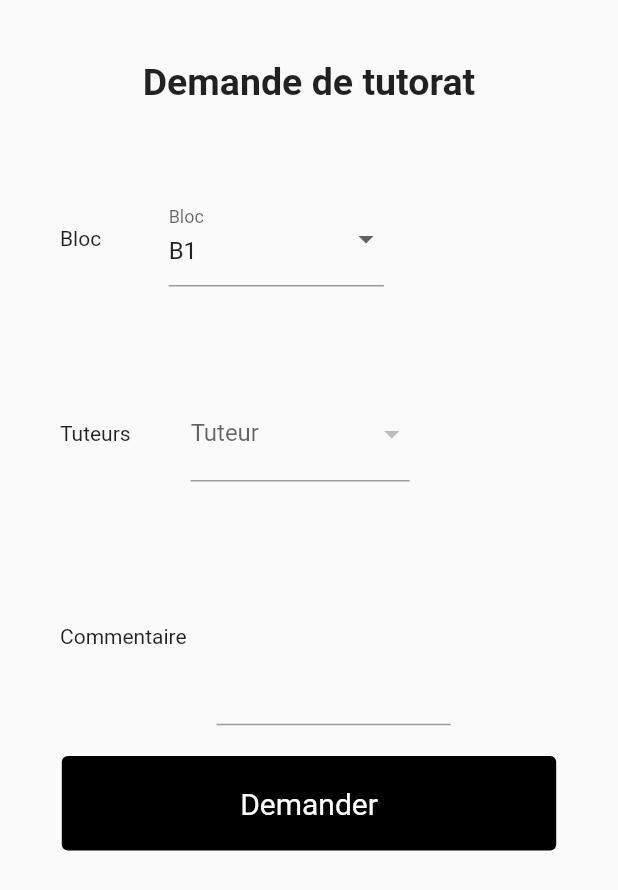
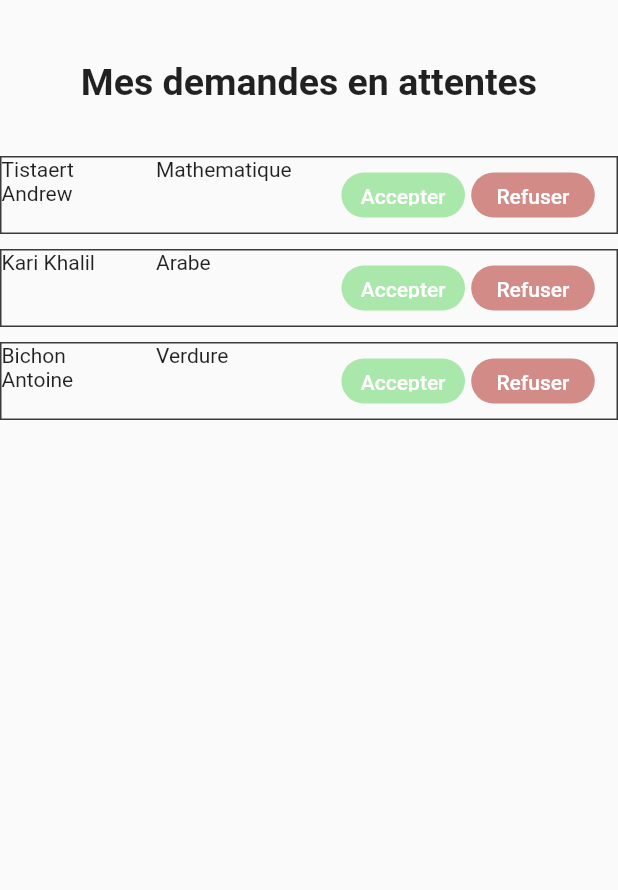
Before and after one commit to jkom4/TUnderMobile, a Flutter app: the screen it shows after launch, on a phone screen of 412 x 824 dp. Shown: the top 890 px of the screen. Run offline on Flutter 3.47's test engine with Material 2 defaults, Android fonts, the phone set to English and light mode, and no system bars; our stand-ins replace flutter_dotenv, flutter_svg.

Commit message:
Mes demandes UI

```diff
--- /dev/null
+++ b/lib/components/demande_item.dart
@@ -0,0 +1,64 @@
+import 'package:flutter/material.dart';
+
+class DemandeItem extends StatefulWidget {
+  const DemandeItem(
+      {super.key,
+      required this.nom,
+      required this.prenom,
+      required this.cours});
+  final String nom, prenom, cours;
+
+  @override
+  State<DemandeItem> createState() => _DemandeItemState();
+}
+
+class _DemandeItemState extends State<DemandeItem> {
+  _DemandeItemState();
+
+  @override
+  Widget build(BuildContext context) {
+    double width = MediaQuery.of(context).size.width;
+    return Container(
+      decoration: BoxDecoration(
+          border: Border.all(color: Color.fromARGB(255, 60, 59, 59), width: 1)),
+      child: Row(
+        mainAxisAlignment: MainAxisAlignment.start,
+        children: [
+          SizedBox(
+              width: width * 0.20,
+              height: 50,
+              child: Text("${widget.nom} ${widget.prenom}")),
+          SizedBox(width: width * .05),
+          SizedBox(width: width * .25, height: 50, child: Text(widget.cours)),
+          SizedBox(width: width * .05),
+          SizedBox(
+              width: width * .20,
+              height: 30,
+              child: TextButton(
+                  onPressed: () {},
+                  style: ButtonStyle(
+                      foregroundColor: MaterialStateProperty.all(Colors.white),
+                      backgroundColor: MaterialStateProperty.all(
+                          Color.fromARGB(121, 80, 209, 84)),
+                      shape: MaterialStateProperty.all(RoundedRectangleBorder(
+                          borderRadius: BorderRadius.circular(24)))),
+                  child: const Text("Accepter"))),
+          SizedBox(width: width * .01),
+          SizedBox(
+              width: width * .20,
+              height: 30,
+              child: TextButton(
+                onPressed: () {},
+                style: ButtonStyle(
+                    foregroundColor: MaterialStateProperty.all(Colors.white),
+                    backgroundColor: MaterialStateProperty.all(
+                        Color.fromARGB(133, 173, 38, 28)),
+                    shape: MaterialStateProperty.all(RoundedRectangleBorder(
+                        borderRadius: BorderRadius.circular(24)))),
+                child: const Text("Refuser"),
+              ))
+        ],
+      ),
+    );
+  }
+}
--- a/lib/main.dart
+++ b/lib/main.dart
@@ -5,7 +5,8 @@ import 'package:flutter_dotenv/flutter_dotenv.dart';
 import 'package:flutter_svg/flutter_svg.dart';
 import 'package:tunder/model/environment.dart';
 import 'package:tunder/view/MyHomePage.dart';
-import 'package:tunder/view/demande_tutorat.dart';
+import 'package:tunder/view/demande_tutorat_view.dart';
+import 'package:tunder/view/mes_demandes_view.dart';
 
 Future<void> main() async {
   await dotenv.load(fileName: '.env.development');
@@ -34,7 +35,7 @@ class MyApp extends StatelessWidget {
       theme: ThemeData(
         primarySwatch: Colors.grey,
       ),
-      home: DemandeTutorat(),
+      home: MesDemandes(),
     );
   }
 }
--- a/lib/model/demande.dart
+++ b/lib/model/demande.dart
@@ -1,52 +1,38 @@
-// ignore_for_file: unnecessary_this
-
-import 'dart:ffi';
-
 import 'package:tunder/model/cours.dart';
 import 'package:tunder/model/rencontre.dart';
 import 'package:tunder/model/utilisateur.dart';
 
 class Demande {
-  late int id;
   String? commentaire;
   late String etat;
   late DateTime dateDemande;
-  late int gestionnaireId;
-  late int demandeurId;
-  late int coursID;
-  int? rencontreId;
+  late Utilisateur? gestionnaire;
+  late Utilisateur? demandeur;
+  late Cours cours;
+  Rencontre? rencontre;
 
-  Demande(DateTime date, int demandeurId, int gestionnaireId, int coursId) {
+  Demande(DateTime date, String etat, Utilisateur? demandeur,
+      Utilisateur? gestionnaire, Cours cours, Rencontre? recontre) {
     setDate = date;
-    this.setEtat = "waiting";
-    this.setGestionnaire = gestionnaireId;
-    this.setDemandeur = demandeurId;
-    this.setCours = coursId;
+    setEtat = etat;
+    setGestionnaire = gestionnaire;
+    setDemandeur = demandeur;
+    setCours = cours;
+    rencontre = rencontre;
   }
 
   Demande.fromJson(Map<String, dynamic> json) {
-    setId = int.parse(json['id']);
     setCommentaire = json['commentaire'];
     setEtat = json['etat'];
     setDate = DateTime.parse(json['dateDemande']);
-    setGestionnaire = int.parse(json['gestionnaireId']);
-    setDemandeur = int.parse(json['demandeurId']);
-    setCours = int.parse(json['cours']);
-    setRencontre = int.parse(json[rencontreId]);
-  }
-
-  int get getId {
-    return this.id;
-  }
-
-  set setId(int id) {
-    if (id > 0) {
-      this.id = id;
-    }
+    setGestionnaire = Utilisateur.fromJson(json['gestionnaire']);
+    setDemandeur = Utilisateur.fromJson(json['gestionnaire']);
+    setCours = Cours.fromJson(json['cours']);
+    setRencontre = Rencontre.fromJson(json[rencontre]);
   }
 
   String? get getCommentaire {
-    return this.commentaire;
+    return commentaire;
   }
 
   set setCommentaire(String commentaire) {
@@ -56,7 +42,7 @@ class Demande {
   }
 
   String? get getEtat {
-    return this.etat;
+    return etat;
   }
 
   set setEtat(String etat) {
@@ -69,50 +55,42 @@ class Demande {
   }
 
   set setDate(DateTime date) {
-    this.dateDemande = date;
+    dateDemande = date;
   }
 
   DateTime get getDate {
-    return this.dateDemande;
+    return dateDemande;
   }
 
-  set setDemandeur(int demandeurId) {
-    if (demandeurId > 0) {
-      this.demandeurId = demandeurId;
-    }
+  set setDemandeur(Utilisateur? demandeur) {
+    this.demandeur = demandeur;
   }
 
-  int? get getDemandeurId {
-    return this.demandeurId;
+  Utilisateur? get getDemandeur {
+    return demandeur;
   }
 
-  set setGestionnaire(int gestionnaireId) {
-    if (gestionnaireId > 0) {
-      this.gestionnaireId = gestionnaireId;
-    }
+  set setGestionnaire(Utilisateur? gestionnaire) {
+    this.gestionnaire = gestionnaire;
   }
 
-  int? get getGestionnaireId {
-    return this.getDemandeurId;
+  Utilisateur? get getGestionnaire {
+    return gestionnaire;
   }
 
-  set setCours(int coursId) {
-    if (coursId > 0) {
-      this.coursID = coursId;
-    }
+  set setCours(Cours cours) {
+    this.cours = cours;
   }
 
-  int? get getCoursId {
-    return this.coursID;
+  Cours get getCours {
+    return cours;
   }
 
-  set setRencontre(int rencontreId) {
-    if (rencontreId > 0) {
-      this.rencontreId = rencontreId;
-    }
+  set setRencontre(Rencontre rencontre) {
+    this.rencontre = rencontre;
   }
 
-  int? get getRencontreId {
-    return this.rencontreId;
+  Rencontre? get getRencontre {
+    return rencontre;
   }
 }
--- a/lib/model/rencontre.dart
+++ b/lib/model/rencontre.dart
@@ -1,10 +1,29 @@
 import 'package:tunder/model/demande.dart';
 
 class Rencontre {
-  int id;
-  DateTime date;
-  String addresse;
-  Demande demande;
+  late DateTime date;
+  late String addresse;
 
-  Rencontre(this.id, this.date, this.addresse, this.demande);
+  Rencontre(this.date, this.addresse);
+
+  Rencontre.fromJson(json) {
+    setAddresse = json["addresse"];
+    setDate = json["date"];
+  }
+
+  set setDate(DateTime date) {
+    this.date = date;
+  }
+
+  DateTime get getDate {
+    return date;
+  }
+
+  set setAddresse(String addresse) {
+    this.addresse = addresse;
+  }
+
+  String get getAddresse {
+    return addresse;
+  }
 }
--- a/lib/model/utilisateur.dart
+++ b/lib/model/utilisateur.dart
@@ -7,7 +7,11 @@ class Utilisateur {
   late String nom;
   late String email;
 
-  Utilisateur(this.prenom, this.nom, this.email);
+  Utilisateur(String prenom, String nom, String email) {
+    setNom = nom;
+    setPrenom = prenom;
+    setEmail = email;
+  }
 
   Utilisateur.fromJson(Map<String, dynamic> json) {
     setNom = json['nom'];
--- a/lib/presenter/demande_presenter.dart
+++ b/lib/presenter/demande_presenter.dart
@@ -1,4 +1,3 @@
-import 'package:flutter/material.dart';
 import 'package:tunder/model/cours.dart';
 import 'package:tunder/model/utilisateur.dart';
 import 'package:tunder/repository/cours_repository.dart';
--- /dev/null
+++ b/lib/presenter/mes_demande_presenter.dart
@@ -0,0 +1,43 @@
+import 'package:flutter/material.dart';
+import 'package:tunder/model/cours.dart';
+import 'package:tunder/model/demande.dart';
+import 'package:tunder/model/utilisateur.dart';
+import 'package:tunder/repository/demande_repository.dart';
+import 'package:tunder/repository/i_demande_repository.dart';
+import 'package:tunder/view/i_mes_demandes.dart';
+
+class MesDemandesPresenter {
+  ImesDemandes mesDemandeView;
+  late IdemandeRepository demandeRepository = HttpDemandeRepository();
+
+  MesDemandesPresenter(this.mesDemandeView);
+
+  Future<List<Demande>> getMyWaitingDemande() {
+    //return demandeRepository.getMyWaitingDemande();
+    List<Demande> demandes = List.empty(growable: true);
+    demandes.add(Demande(
+        DateTime.now(),
+        "waiting",
+        Utilisateur("Andrew", "Tistaert", "a.tistaert@evs.com"),
+        Utilisateur("caca", "prout", "c.proute@evs.com"),
+        Cours("Mathematique", "B1"),
+        null));
+    demandes.add(Demande(
+        DateTime.now(),
+        "waiting",
+        Utilisateur("Khalil", "Kari", "K.Karim@odoo.com"),
+        Utilisateur("caca", "prout", "c.proute@evs.com"),
+        Cours("Arabe", "B4"),
+        null));
+    demandes.add(Demande(
+        DateTime.now(),
+        "waiting",
+        Utilisateur("Antoine", "Bichon", "a.Bichon@evs.com"),
+        Utilisateur("caca", "prout", "c.proute@evs.com"),
+        Cours("Verdure", "B3"),
+        null));
+    debugPrint(demandes.first.getDemandeur!.getNom);
+    return Future<List<Demande>>.delayed(
+        const Duration(seconds: 1), () => demandes);
+  }
+}
--- a/lib/repository/cours_repository.dart
+++ b/lib/repository/cours_repository.dart
@@ -8,7 +8,7 @@ import 'package:tunder/repository/i_cours_repository.dart';
 import 'package:http/http.dart' as http;
 
 class HttpCoursRepository implements IcoursRepository {
-  final String apiUrl = Environment.apiUrl;
+  static final String apiUrl = Environment.apiUrl;
 
   HttpCoursRepository();
 
--- /dev/null
+++ b/lib/repository/demande_repository.dart
@@ -0,0 +1,21 @@
+import 'package:tunder/model/demande.dart';
+import 'package:tunder/model/environment.dart';
+import 'package:tunder/repository/i_demande_repository.dart';
+
+class HttpDemandeRepository implements IdemandeRepository {
+  static final apiUrl = Environment.apiUrl;
+
+  HttpDemandeRepository();
+
+  @override
+  Future<List<Demande>> handleDemand() {
+    // TODO: implement handleDemand
+    throw UnimplementedError();
+  }
+
+  @override
+  Future<List<Demande>> getMyWaitingDemande() {
+    // TODO: implement getMyWaitingDemande
+    throw UnimplementedError();
+  }
+}
--- /dev/null
+++ b/lib/repository/i_demande_repository.dart
@@ -0,0 +1,6 @@
+import 'package:tunder/model/demande.dart';
+
+abstract class IdemandeRepository {
+  Future<List<Demande>> getMyWaitingDemande();
+  Future<List<Demande>> handleDemand();
+}
--- a/lib/view/demande_tutorat.dart
+++ b/lib/view/demande_tutorat_view.dart
@@ -88,7 +88,9 @@ class _DemandeTutoratState extends State<DemandeTutorat>
             )
           ],
         ))),
-    ));
+      ),
+      //TODO: ADD APP BAR
+    );
   }
 
   @override
--- /dev/null
+++ b/lib/view/i_mes_demandes.dart
@@ -0,0 +1 @@
+abstract class ImesDemandes {}
--- /dev/null
+++ b/lib/view/mes_demandes_view.dart
@@ -0,0 +1,58 @@
+import 'package:flutter/material.dart';
+import 'package:tunder/components/demande_item.dart';
+import 'package:tunder/components/title_page.dart';
+import 'package:tunder/model/demande.dart';
+import 'package:tunder/presenter/mes_demande_presenter.dart';
+import 'package:tunder/view/i_mes_demandes.dart';
+
+class MesDemandes extends StatefulWidget {
+  const MesDemandes({super.key});
+
+  @override
+  State<MesDemandes> createState() => _MesDemandesState();
+}
+
+class _MesDemandesState extends State<MesDemandes> implements ImesDemandes {
+  late MesDemandesPresenter mesDemandePresenter;
+
+  _MesDemandesState() {
+    mesDemandePresenter = MesDemandesPresenter(this);
+  }
+
+  @override
+  Widget build(BuildContext context) {
+    return Scaffold(
+        body: Column(children: <Widget>[
+      const SizedBox(
+        height: 40,
+      ),
+      const TitlePage(title: "Mes demandes en attentes"),
+      FutureBuilder(
+        future: mesDemandePresenter.getMyWaitingDemande(),
+        builder: (BuildContext context, AsyncSnapshot snapshot) {
+          if (snapshot.hasError) {
+            return Container();
+          } else if (snapshot.hasData) {
+            return ListView.builder(
+                shrinkWrap: true,
+                itemCount: snapshot.data.length,
+                itemBuilder: (context, index) {
+                  Demande demande = snapshot.data[index];
+                  return Column(
+                    children: [
+                      SizedBox(height: 10),
+                      DemandeItem(
+                          nom: demande.getDemandeur!.getNom,
+                          prenom: demande.getDemandeur!.getPrenom,
+                          cours: demande.cours.getNom)
+                    ],
+                  );
+                });
+          } else {
+            return const CircularProgressIndicator();
+          }
+        },
+      )
+    ]));
+  }
+}
```
Lines whose indentation alone changed are shown as unchanged.
